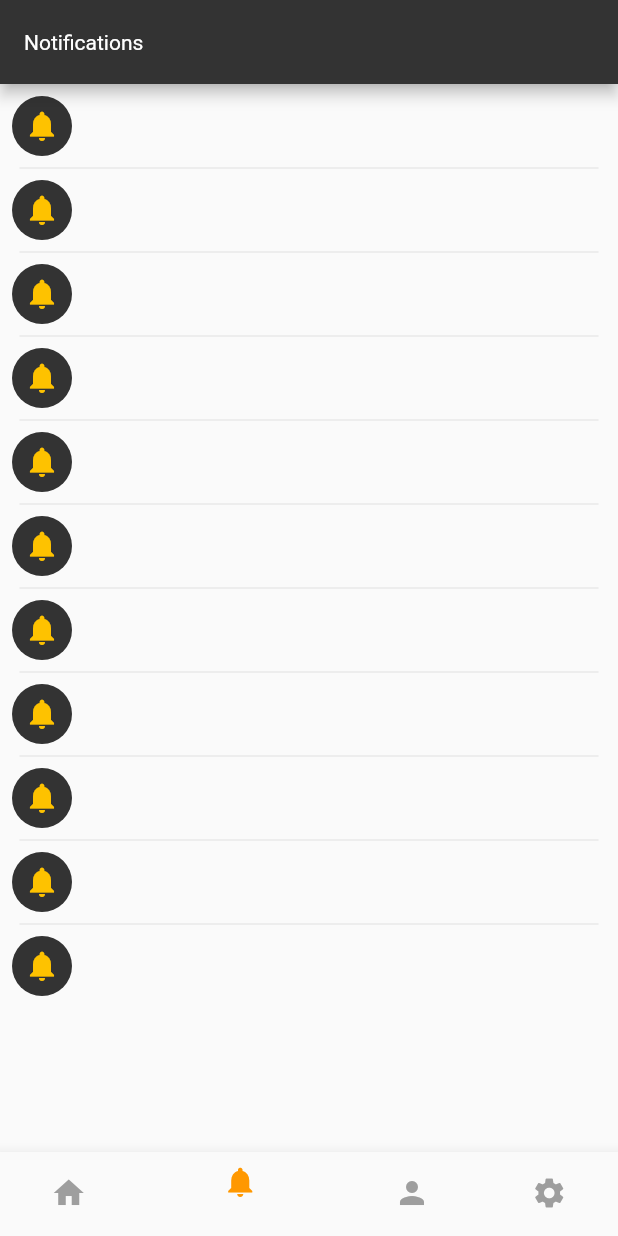
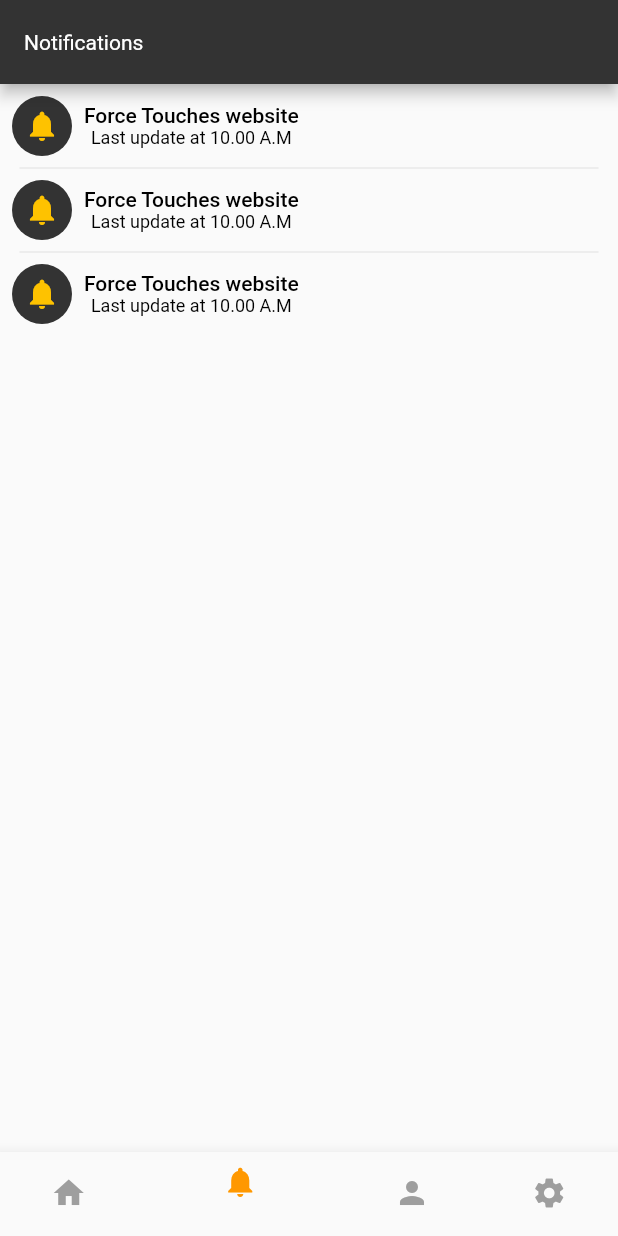
Before and after one commit to MAbolmaaty/Barq, a Flutter app: the screen it shows after launch, item 2 of the bottom bar chosen, on a phone screen of 412 x 824 dp. Run offline on Flutter 3.47's test engine with Material 2 defaults, Android fonts, the phone set to English and light mode, and no system bars; our stand-ins replace device_preview.

Commit message:
Designs notifications finished

```diff
--- a/lib/src/screens/notifications_screen.dart
+++ b/lib/src/screens/notifications_screen.dart
@@ -12,39 +12,33 @@ class NotificationsScreen extends StatefulWidget {
 
 class _NotificationsScreenState extends State<NotificationsScreen> {
   final List<NotificationModel> notifications = <NotificationModel>[
-    NotificationModel(
-        "Force Touches website has been broken down, Please check it ASAP",
-        "Last update at 10.00 A.M"),
-    NotificationModel(
-        "Force Touches website has been broken down, Please check it ASAP",
-        "Last update at 10.00 A.M"),
-    NotificationModel(
-        "Force Touches website has been broken down, Please check it ASAP",
-        "Last update at 10.00 A.M"),
-    NotificationModel(
-        "Force Touches website has been broken down, Please check it ASAP",
-        "Last update at 10.00 A.M"),
-    NotificationModel(
-        "Force Touches website has been broken down, Please check it ASAP",
-        "Last update at 10.00 A.M"),
-    NotificationModel(
-        "Force Touches website has been broken down, Please check it ASAP",
-        "Last update at 10.00 A.M"),
-    NotificationModel(
-        "Force Touches website has been broken down, Please check it ASAP",
-        "Last update at 10.00 A.M"),
-    NotificationModel(
-        "Force Touches website has been broken down, Please check it ASAP",
-        "Last update at 10.00 A.M"),
-    NotificationModel(
-        "Force Touches website has been broken down, Please check it ASAP",
-        "Last update at 10.00 A.M"),
-    NotificationModel(
-        "Force Touches website has been broken down, Please check it ASAP",
-        "Last update at 10.00 A.M"),
-    NotificationModel(
-        "Force Touches website has been broken down, Please check it ASAP",
-        "Last update at 10.00 A.M"),
+    NotificationModel("Force Touches website", "Last update at 10.00 A.M"),
+    NotificationModel("Force Touches website", "Last update at 10.00 A.M"),
+    NotificationModel("Force Touches website", "Last update at 10.00 A.M"),
+    // NotificationModel(
+    //     "Force Touches website has been broken down, Please check it ASAP",
+    //     "Last update at 10.00 A.M"),
+    // NotificationModel(
+    //     "Force Touches website has been broken down, Please check it ASAP",
+    //     "Last update at 10.00 A.M"),
+    // NotificationModel(
+    //     "Force Touches website has been broken down, Please check it ASAP",
+    //     "Last update at 10.00 A.M"),
+    // NotificationModel(
+    //     "Force Touches website has been broken down, Please check it ASAP",
+    //     "Last update at 10.00 A.M"),
+    // NotificationModel(
+    //     "Force Touches website has been broken down, Please check it ASAP",
+    //     "Last update at 10.00 A.M"),
+    // NotificationModel(
+    //     "Force Touches website has been broken down, Please check it ASAP",
+    //     "Last update at 10.00 A.M"),
+    // NotificationModel(
+    //     "Force Touches website has been broken down, Please check it ASAP",
+    //     "Last update at 10.00 A.M"),
+    // NotificationModel(
+    //     "Force Touches website has been broken down, Please check it ASAP",
+    //     "Last update at 10.00 A.M"),
   ];
 
   @override
@@ -57,7 +51,7 @@ class _NotificationsScreenState extends State<NotificationsScreen> {
         ),
         body: ListView.separated(
             padding: const EdgeInsets.all(8),
-            separatorBuilder: (context, index){
+            separatorBuilder: (context, index) {
               return Divider(
                 color: const Color(0x309e9e9e),
                 thickness: 1,
@@ -75,6 +69,26 @@ class _NotificationsScreenState extends State<NotificationsScreen> {
                         Icons.notifications,
                         color: const Color(0xFFFEC200),
                       )),
+                  Padding(
+                      padding: EdgeInsets.only(left: 8),
+                      child: Column(
+                        children: <Widget>[
+                          Text(
+                            '${notifications[index].title}',
+                            style: TextStyle(
+                                fontSize: 14,
+                                color: Colors.black,
+                                fontWeight: FontWeight.w500),
+                          ),
+                          Text(
+                            '${notifications[index].time}',
+                            style: TextStyle(
+                                fontSize: 12,
+                                color: Colors.black,
+                                fontWeight: FontWeight.w400),
+                          ),
+                        ],
+                      )),
                 ],
               );
             }));
```
